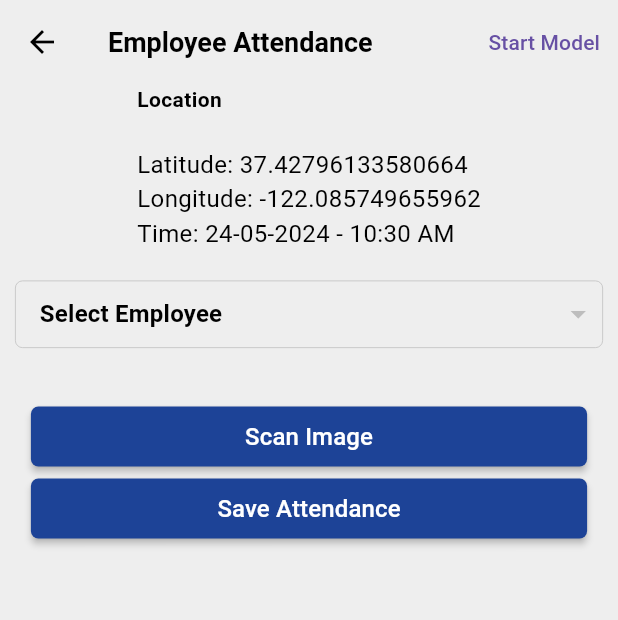
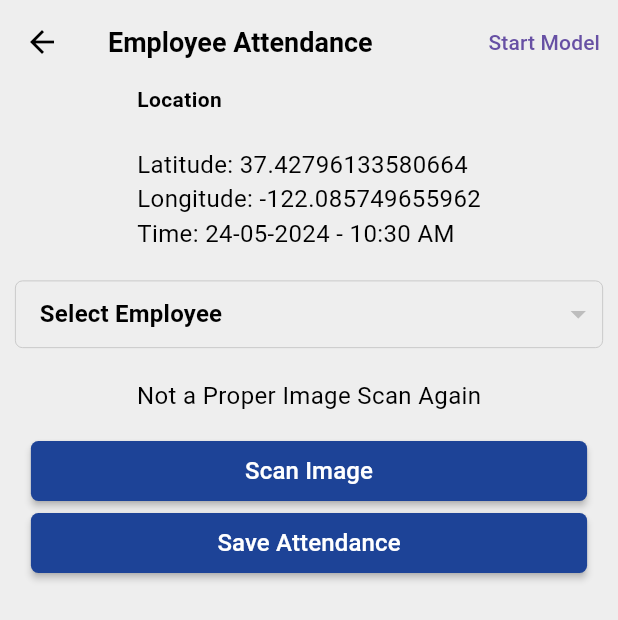
Before and after one commit to mehtab0111/ame_facedetector, a Flutter app: the FaceDetectionScreen screen opened directly, on a phone screen of 412 x 824 dp. Shown: the top 620 px of the screen. Run offline on Flutter 3.47's test engine with Material 3 defaults, Android fonts, the phone set to English and light mode, and no system bars; our stand-ins replace cloud_firestore, firebase_core, fluttertoast, geocoding, geolocator, image_picker and 1 more; missing offline and left inert: aws_rekognition_api, aws_s3_api; accounts and stored records are empty; Roboto replaces fonts that are missing (Barlow).

Commit message:
ipda9yeohyiohg

```diff
--- a/lib/faceDetectionScreen.dart
+++ b/lib/faceDetectionScreen.dart
@@ -51,6 +51,7 @@ class _FaceDetectionScreenState extends State<FaceDetectionScreen> {
 
       ///label
       labels = await detectCustomLabels(_image!.path);
+      // labels = await detectPersons(_image!.path);
       print(labels);
       setState(() {});
     }
@@ -287,7 +288,7 @@ class _FaceDetectionScreenState extends State<FaceDetectionScreen> {
               builder: (context, snapshot) {
                 if(snapshot.hasData){
                   var data = snapshot.data!.docs;
-                  return ListView.builder(
+                  return labels.isNotEmpty ? ListView.builder(
                     shrinkWrap: true,
                     padding: EdgeInsets.symmetric(horizontal: 10),
                     physics: NeverScrollableScrollPhysics(),
@@ -334,7 +335,7 @@ class _FaceDetectionScreenState extends State<FaceDetectionScreen> {
                           }
                       );
                     },
-                  );
+                  ) : Text('Not a Proper Image Scan Again');
                 }
                 return SizedBox.shrink();
               }
```
Also changed, not shown: lib/awsconfig.dart (+27 -0 lines).
